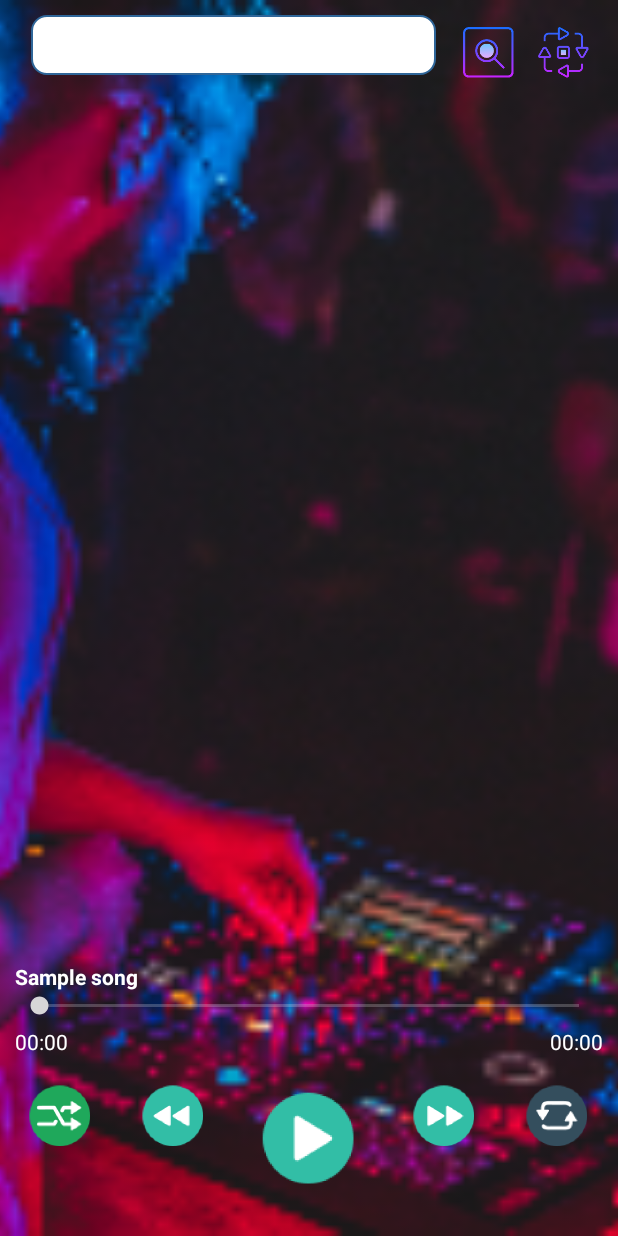
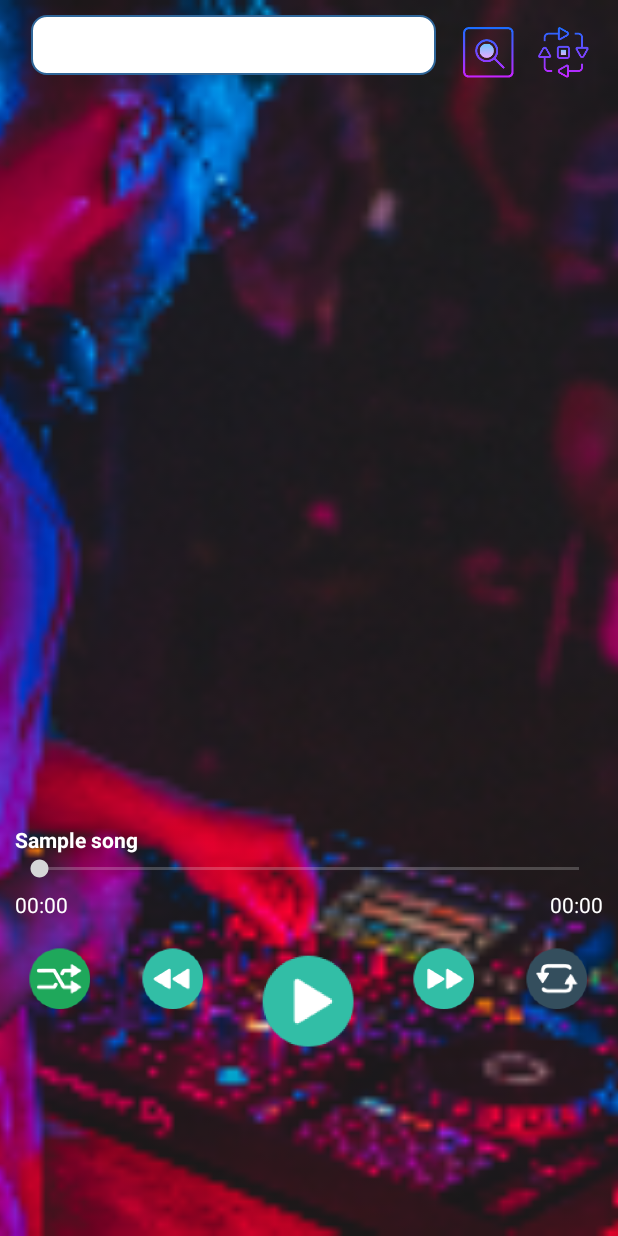
Before and after one commit to codeformylife/PRM301_IS1303_GROUP5, an Android app: the screen it shows after launch (MainActivity), on a phone screen of 412 x 824 dp. Run offline under Robolectric (Android 15) with nearby library versions, the phone set to English and light mode, and no system bars; our stand-ins replace FlexboxLayout.

Commit message:
update height main activity for emulator

```diff
--- a/app/src/main/res/layout/activity_main.xml
+++ b/app/src/main/res/layout/activity_main.xml
@@ -26,8 +26,9 @@
     <ListView
         android:id="@+id/listSong"
         android:layout_width="match_parent"
-        android:layout_height="550dp"
+        android:layout_height="470dp"
         android:maxHeight="550dp"
+        android:minHeight="470dp"
         android:padding="10dp"
         android:scrollbarAlwaysDrawHorizontalTrack="true"
         app:layout_constraintBottom_toTopOf="@id/bottom_bar"
@@ -43,7 +44,7 @@
         android:layout_width="fill_parent"
         android:layout_height="wrap_content"
         android:layout_marginBottom="10dp"
-        app:layout_constraintBottom_toBottomOf="parent" />
+        app:layout_constraintTop_toBottomOf="@id/listSong" />
     <!--end bottom action-->
 
 
--- a/app/src/main/res/layout/popup.xml
+++ b/app/src/main/res/layout/popup.xml
@@ -11,5 +11,5 @@
         android:layout_weight="1"
         android:onClick="deleteSong"
         android:text="Xóa bài hát"
-        android:background="#fff"/>
+       />
 </LinearLayout>
```
